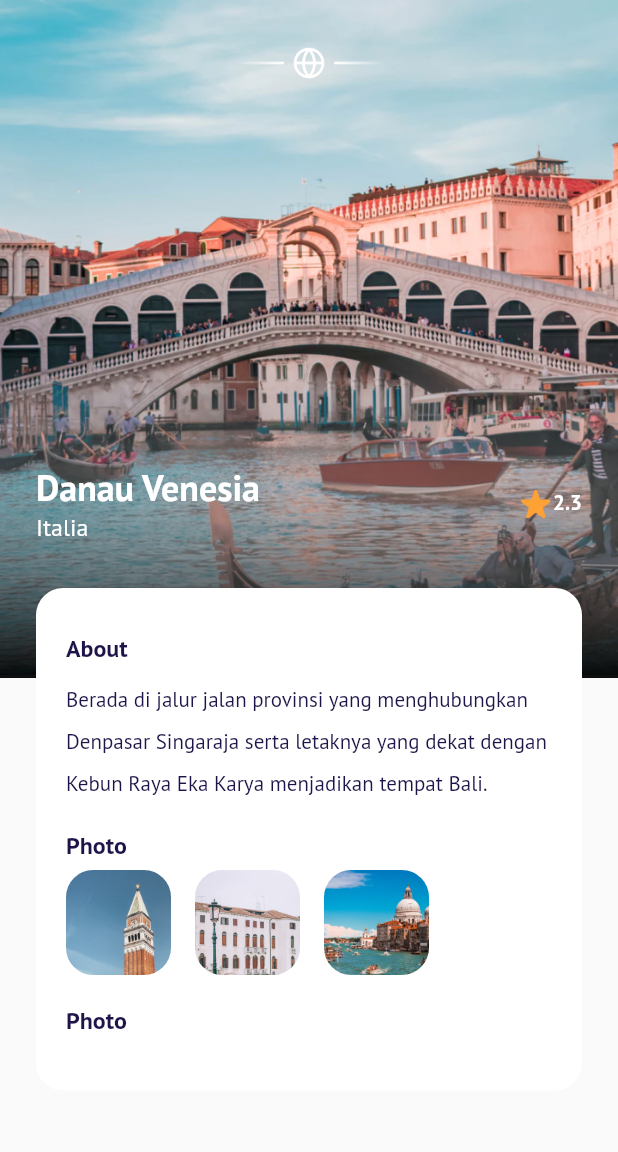
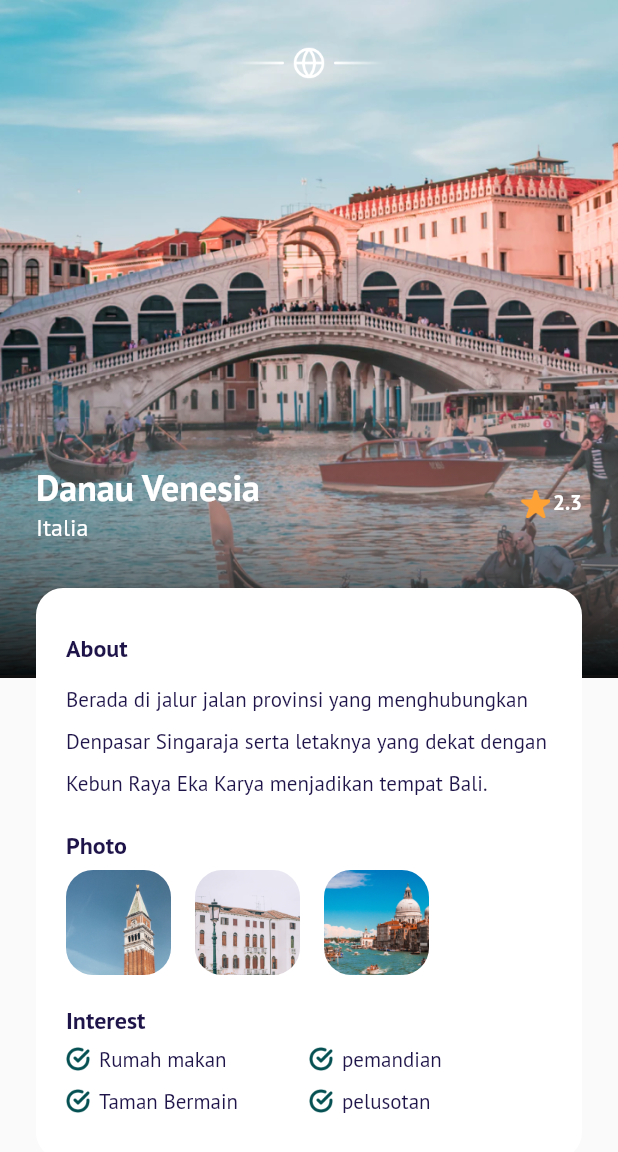
Before and after one commit to fredibagus12/terbangin-apps, a Flutter app: the DetailPage screen opened directly, on a phone screen of 412 x 824 dp. Shown: the top 1152 px of the screen. Run offline on Flutter 3.47's test engine with Material 2 defaults, Android fonts, the phone set to English and light mode, and no system bars; our stand-ins replace google_fonts.

Commit message:
Detail Page - Interests

```diff
--- a/terbangin/lib/ui/pages/detail_page.dart
+++ b/terbangin/lib/ui/pages/detail_page.dart
@@ -2,6 +2,7 @@
 
 import 'package:flutter/material.dart';
 import 'package:terbangin/shared/theme.dart';
+import 'package:terbangin/ui/widget/interest_item.dart';
 import 'package:terbangin/ui/widget/photo_item.dart';
 
 class DetailPage extends StatelessWidget {
@@ -185,7 +186,7 @@ class DetailPage extends StatelessWidget {
                     height: 20,
                   ),
                   Text(
-                    'Photo',
+                    'Interest',
                     style: blackTextStyle.copyWith(
                       fontSize: 16,
                       fontWeight: semiBold,
@@ -193,6 +194,31 @@ class DetailPage extends StatelessWidget {
                   ),
                   SizedBox(
                     height: 6,
+                  ),
+                  Row(
+                    // ignore: prefer_const_literals_to_create_immutables
+                    children: [
+                      InterestItem(
+                        interest: 'Rumah makan',
+                      ),
+                      InterestItem(
+                        interest: 'pemandian',
+                      ),
+                    ],
+                  ),
+                  SizedBox(
+                    height: 10,
+                  ),
+                  Row(
+                    // ignore: prefer_const_literals_to_create_immutables
+                    children: [
+                      InterestItem(
+                        interest: 'Taman Bermain',
+                      ),
+                      InterestItem(
+                        interest: 'pelusotan',
+                      ),
+                    ],
                   ),
                 ],
               ),
--- /dev/null
+++ b/terbangin/lib/ui/widget/interest_item.dart
@@ -0,0 +1,38 @@
+import 'package:flutter/material.dart';
+import 'package:terbangin/shared/theme.dart';
+
+class InterestItem extends StatelessWidget {
+  final String interest;
+
+  const InterestItem({
+    Key? key,
+    required this.interest,
+  }) : super(key: key);
+
+  @override
+  Widget build(BuildContext context) {
+    return Expanded(
+      child: Row(
+        children: [
+          Container(
+            width: 16,
+            height: 16,
+            margin: const EdgeInsets.only(right: 6),
+            decoration: const BoxDecoration(
+              image: DecorationImage(
+                fit: BoxFit.cover,
+                image: AssetImage(
+                  'assets/check.png',
+                ),
+              ),
+            ),
+          ),
+          Text(
+            interest,
+            style: blackTextStyle,
+          ),
+        ],
+      ),
+    );
+  }
+}
```
